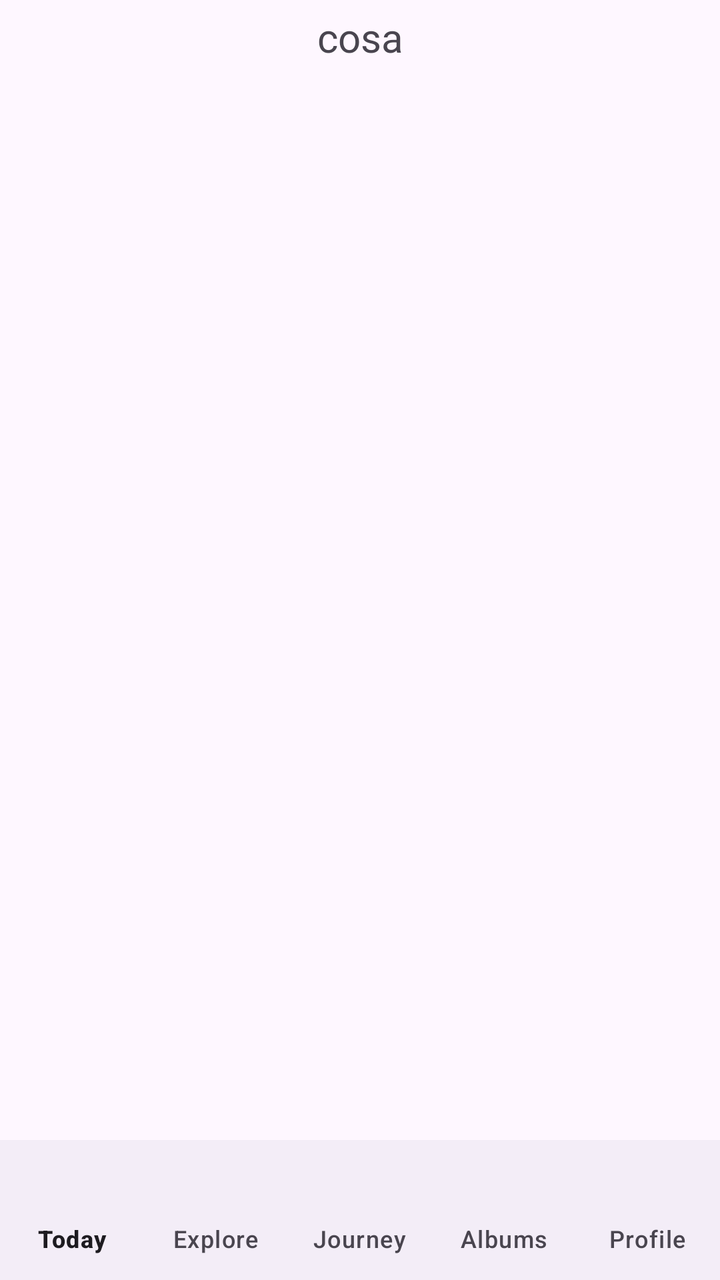
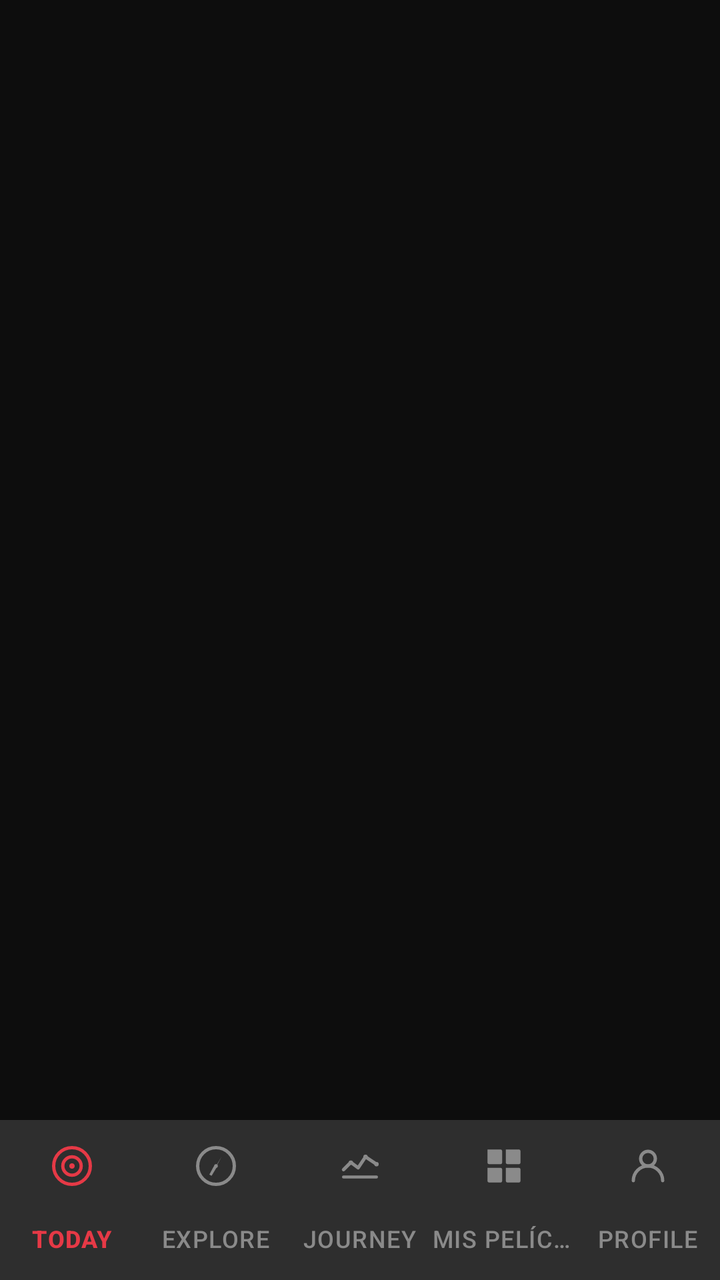

Screens rendered from an Android XML layout before and after an edit, with the pre-edit source and the edit as a unified diff.
<!-- AndroidManifest.xml: application theme Theme.DailyMooovie -->
<!-- res/layout/activity_main.xml -->
<?xml version="1.0" encoding="utf-8"?>
<androidx.constraintlayout.widget.ConstraintLayout xmlns:android="http://schemas.android.com/apk/res/android"
    xmlns:app="http://schemas.android.com/apk/res-auto"
    xmlns:tools="http://schemas.android.com/tools"
    android:id="@+id/main"
    android:layout_width="match_parent"
    android:layout_height="match_parent"
    tools:context=".MainActivity">

<LinearLayout
    android:layout_width="match_parent"
    android:layout_height="wrap_content"
    tools:ignore="MissingConstraints"
    >
    <TextView
        android:layout_width="match_parent"
        android:layout_height="wrap_content"
        android:text="cosa"
        android:textSize="20dp"
        android:gravity="center_horizontal"
        android:padding="5dp"
        />

</LinearLayout>

<com.google.android.material.bottomnavigation.BottomNavigationView
        android:id="@+id/navbar"
        android:layout_width="match_parent"
        android:layout_height="70dp"
        app:layout_constraintBottom_toBottomOf="@id/main"
        app:menu="@menu/navbar"
        app:labelVisibilityMode="labeled"
        tools:ignore="MissingConstraints"
    />

</androidx.constraintlayout.widget.ConstraintLayout>
<!-- resources referenced by this layout -->
<resources>
  <style name="Theme.DailyMooovie" parent="Base.Theme.DailyMooovie" />
  <style name="Base.Theme.DailyMooovie" parent="Theme.Material3.DayNight.NoActionBar">
          
          
      </style>
</resources>

<!-- the commit's change to res/layout/activity_main.xml (unified diff, before → after) -->
@@ -1,36 +1,39 @@
 <?xml version="1.0" encoding="utf-8"?>
-<androidx.constraintlayout.widget.ConstraintLayout xmlns:android="http://schemas.android.com/apk/res/android"
+<androidx.constraintlayout.widget.ConstraintLayout
+    xmlns:android="http://schemas.android.com/apk/res/android"
     xmlns:app="http://schemas.android.com/apk/res-auto"
     xmlns:tools="http://schemas.android.com/tools"
-    android:id="@+id/main"
+    android:id="@+id/rootLayout"
     android:layout_width="match_parent"
     android:layout_height="match_parent"
+    android:background="@color/colorBackground"
     tools:context=".MainActivity">
 
-<LinearLayout
-    android:layout_width="match_parent"
-    android:layout_height="wrap_content"
-    tools:ignore="MissingConstraints"
-    >
-    <TextView
-        android:layout_width="match_parent"
+    
+    <FrameLayout
+        android:id="@+id/fragmentContainer"
+        android:layout_width="0dp"
+        android:layout_height="0dp"
+        app:layout_constraintTop_toTopOf="parent"
+        app:layout_constraintBottom_toTopOf="@+id/bottomNav"
+        app:layout_constraintStart_toStartOf="parent"
+        app:layout_constraintEnd_toEndOf="parent" />
+
+    
+    <com.google.android.material.bottomnavigation.BottomNavigationView
+        android:id="@+id/bottomNav"
+        android:layout_width="0dp"
         android:layout_height="wrap_content"
-        android:text="cosa"
-        android:textSize="20dp"
-        android:gravity="center_horizontal"
-        android:padding="5dp"
-        />
-
-</LinearLayout>
-
-<com.google.android.material.bottomnavigation.BottomNavigationView
-        android:id="@+id/navbar"
-        android:layout_width="match_parent"
-        android:layout_height="70dp"
-        app:layout_constraintBottom_toBottomOf="@id/main"
+        android:background="@color/colorSurfaceElevated"
         app:menu="@menu/navbar"
+        app:itemIconTint="@color/selector_nav_tint"
+        app:itemTextColor="@color/selector_nav_tint"
+        app:itemIconSize="22dp"
         app:labelVisibilityMode="labeled"
-        tools:ignore="MissingConstraints"
-    />
+        app:elevation="8dp"
+        app:layout_constraintBottom_toBottomOf="parent"
+        app:layout_constraintStart_toStartOf="parent"
+        app:layout_constraintEnd_toEndOf="parent"
+        tools:ignore="MissingConstraints" />
 
 </androidx.constraintlayout.widget.ConstraintLayout>
<!-- resource entries referenced after the edit -->
@@ -1,9 +1,52 @@
 <!-- resources referenced by this layout -->
 <resources>
+  <color name="colorBackground">#FF0D0D0D</color>
+  <color name="colorSurfaceElevated">#FF2E2E2E</color>
   <style name="Theme.DailyMooovie" parent="Base.Theme.DailyMooovie" />
-  <style name="Base.Theme.DailyMooovie" parent="Theme.Material3.DayNight.NoActionBar">
+  <style name="Base.Theme.DailyMooovie" parent="Theme.Material3.Dark.NoActionBar">
+  
           
+          <item name="colorPrimary">@color/colorAccentRed</item>
+          <item name="colorPrimaryVariant">@color/colorAccentOrange</item>
+          <item name="colorOnPrimary">@color/colorOnBackground</item>
+  
           
+          <item name="colorSurface">@color/colorSurface</item>
+          <item name="colorSurfaceVariant">@color/colorSurfaceVariant</item>
+          <item name="colorOnSurface">@color/colorOnSurface</item>
+          <item name="colorOnSurfaceVariant">@color/colorOnSurfaceMuted</item>
+  
+          
+          <item name="android:colorBackground">@color/colorBackground</item>
+          <item name="android:windowBackground">@color/colorBackground</item>
+  
+          
+          <item name="android:statusBarColor">@color/colorBackground</item>
+          <item name="android:navigationBarColor">@color/colorSurfaceElevated</item>
+          <item name="android:windowLightStatusBar">false</item>
+          <item name="android:windowLightNavigationBar">false</item>
+  
+          
+          <item name="android:textColorPrimary">@color/colorOnBackground</item>
+          <item name="android:textColorSecondary">@color/colorOnSurfaceMuted</item>
+          <item name="android:textColorHint">@color/colorOnSurfaceFaint</item>
+  
+          
+          <item name="dividerHorizontal">@color/colorDivider</item>
+  
+          
+          <item name="colorControlHighlight">@color/colorAccentRedDim</item>
+  
       </style>
+  <color name="colorAccentRed">#FFE63946</color>
+  <color name="colorAccentOrange">#FFFF6B35</color>
+  <color name="colorOnBackground">#FFFFFFFF</color>
+  <color name="colorSurface">#FF1A1A1A</color>
+  <color name="colorSurfaceVariant">#FF242424</color>
+  <color name="colorOnSurface">#FFFFFFFF</color>
+  <color name="colorOnSurfaceMuted">#FF8A8A8A</color>
+  <color name="colorOnSurfaceFaint">#FF4D4D4D</color>
+  <color name="colorDivider">#FF2E2E2E</color>
+  <color name="colorAccentRedDim">#33E63946</color>
 </resources>
 
